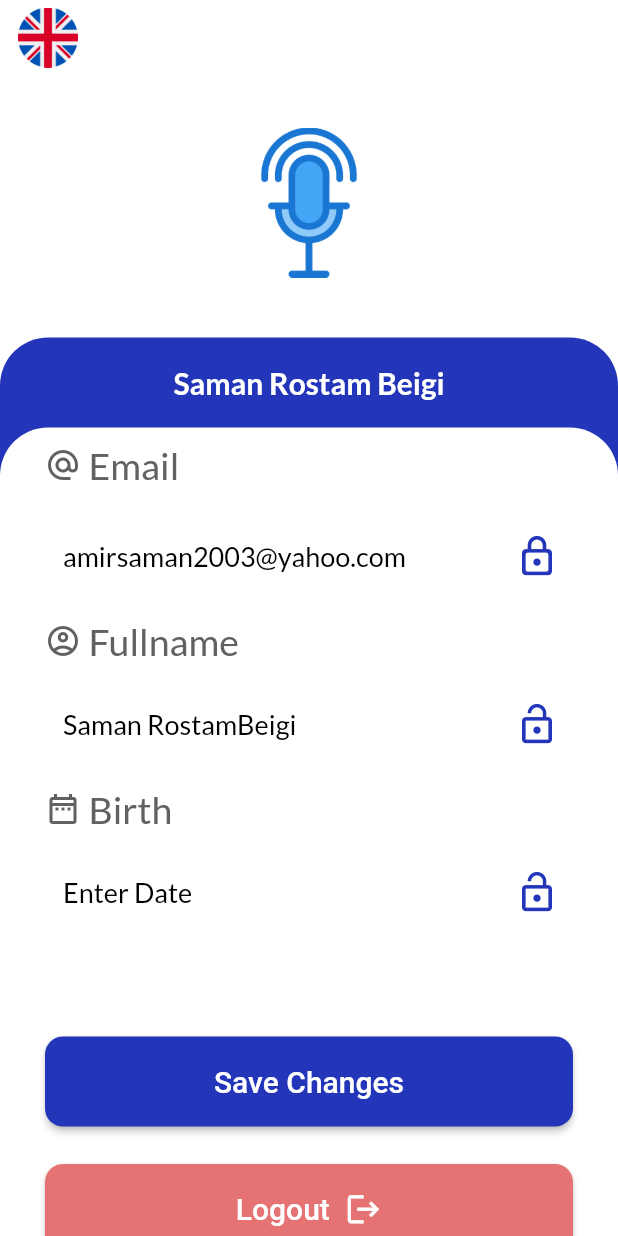
After one commit to Samanrb/Internet_Radio_App, a Flutter app: the change_account_page screen opened directly, on a phone screen of 412 x 824 dp. The commit adds this screen. Run offline on Flutter 3.47's test engine with Material 2 defaults, Android fonts, the phone set to English and light mode, and no system bars; our stand-ins replace bloc, flutter_bloc, flutter_pw_validator, google_fonts; generated files the repository leaves out were written again.

Commit message:
Change account page added (without password change feild)

```diff
--- /dev/null
+++ b/App_project/Flutter_app/flutter_internet_app/lib/change_account.dart
@@ -0,0 +1,481 @@
+// ignore_for_file: unnecessary_const, deprecated_member_use, camel_case_types, unused_element, no_leading_underscores_for_local_identifiers, unused_local_variable, file_names, prefer_final_fields, unused_field, unused_import, prefer_const_literals_to_create_immutables, unnecessary_import, non_constant_identifier_names, avoid_print, prefer_const_constructors
+
+import 'package:flutter/material.dart';
+import 'package:flutter/cupertino.dart';
+import 'package:intl/intl.dart';
+import 'package:flutter_bloc/flutter_bloc.dart';
+import 'package:flutter_internet_app/Variables.dart';
+import 'package:flutter_internet_app/cubit/selected_tab_cubit_cubit.dart';
+import 'package:flutter_gen/gen_l10n/app_localizations.dart';
+import 'package:flutter_internet_app/splash_screen.dart';
+import 'package:flutter_localizations/flutter_localizations.dart';
+import 'package:flutter_pw_validator/flutter_pw_validator.dart';
+
+void main() {
+  runApp(change_account(toggleThemeMode: () {
+    if (themeMode == ThemeMode.dark) {
+      themeMode = ThemeMode.light;
+    } else {
+      themeMode = ThemeMode.dark;
+    }
+  }, selectedLanguageChanged: (Language newSelectedLanguageByUser) {
+    locale = newSelectedLanguageByUser == Language.en
+        ? Locale('en', '1')
+        : Locale('fa', '98');
+  }));
+}
+
+class change_account extends StatefulWidget {
+  final Function() toggleThemeMode;
+  final Function(Language _language) selectedLanguageChanged;
+  const change_account(
+      {Key? key,
+      required this.toggleThemeMode,
+      required this.selectedLanguageChanged})
+      : super(key: key);
+
+  @override
+  State<change_account> createState() => _change_accountState();
+}
+
+class _change_accountState extends State<change_account> {
+  Language _language = Language.en;
+
+  @override
+  Widget build(BuildContext context) {
+    return MaterialApp(
+      debugShowCheckedModeBanner: false,
+      locale: locale,
+      localizationsDelegates: [
+        AppLocalizations.delegate,
+        GlobalMaterialLocalizations.delegate,
+        GlobalWidgetsLocalizations.delegate,
+        GlobalCupertinoLocalizations.delegate,
+      ],
+      supportedLocales: AppLocalizations.supportedLocales,
+      title: 'change_account_page',
+      home: MultiBlocProvider(
+        providers: [
+          BlocProvider(
+            create: (context) => SelectedTabCubitCubit(),
+          ),
+          // BlocProvider<BlocB>(
+          //   create: (BuildContext context) => BlocB(),
+          // ),
+          // BlocProvider<BlocC>(
+          //   create: (BuildContext context) => BlocC(),
+          // ),
+        ],
+        child: const change_account_page(),
+      ),
+    );
+  }
+}
+
+class change_account_page extends StatefulWidget {
+  const change_account_page({super.key});
+
+  @override
+  State<change_account_page> createState() => _change_account_pageState();
+}
+
+class _change_account_pageState extends State<change_account_page> {
+  Language language = Language.en;
+
+  void ChangeLanguage() {
+    debugPrint("change language");
+    print(language);
+    print(locale);
+    setState(() {
+      if (locale.languageCode == 'en') {
+        language == Language.fa;
+        locale = Locale('fa');
+      } else {
+        language == Language.en;
+        locale = Locale('en');
+      }
+    });
+    print(language);
+    print(locale);
+    Navigator.of(context).push(MaterialPageRoute(
+        builder: (context) =>
+            SplashScreen())); //it goes to splash screen and then it comes back with selected langauge
+  }
+
+  @override
+  Widget build(BuildContext context) {
+    final localization = AppLocalizations.of(context)!;
+    return Scaffold(
+      backgroundColor: Colors.white,
+      body: SafeArea(
+        child: Column(
+          children: [
+            Row(
+              children: [
+                Padding(
+                  padding: const EdgeInsets.fromLTRB(12, 5, 12, 0),
+                  child: GestureDetector(
+                    child: SizedBox(
+                        width: 40,
+                        height: 40,
+                        child: locale.languageCode == 'en'
+                            ? const Image(
+                                image: AssetImage('assets/images/en_logo.jpg'))
+                            : const Image(
+                                image:
+                                    AssetImage('assets/images/fa_logo.jpg'))),
+                    onTap: () {
+                      ChangeLanguage();
+                    },
+                  ),
+                ),
+              ],
+            ),
+            const Center(
+              child: Padding(
+                padding: EdgeInsets.all(40.0),
+                child: SizedBox(
+                    width: 100,
+                    height: 100,
+                    child: Image(image: AssetImage('assets/images/logo.jpg'))),
+              ),
+            ),
+            Expanded(
+                child: Container(
+              decoration: const BoxDecoration(
+                  borderRadius: BorderRadius.only(
+                      topLeft: Radius.circular(32),
+                      topRight: Radius.circular(32)),
+                  color: Color.fromARGB(255, 35, 53, 185)),
+              child: Column(children: [
+                SizedBox(
+                  height: 60,
+                  child: Row(
+                    mainAxisAlignment: MainAxisAlignment.spaceEvenly,
+                    children: [
+                      Text(
+                        "Saman Rostam Beigi",
+                        style: TextStyle(
+                            color: Colors.white,
+                            fontSize: 20,
+                            fontWeight: FontWeight.bold),
+                      )
+                    ],
+                  ),
+                ),
+                Expanded(
+                  child: Container(
+                    decoration: const BoxDecoration(
+                      borderRadius: BorderRadius.only(
+                        topLeft: Radius.circular(32),
+                        topRight: Radius.circular(32),
+                      ),
+                      color: Colors.white,
+                    ),
+                    child: SingleChildScrollView(
+                      child: Padding(
+                          padding: const EdgeInsets.fromLTRB(30, 10, 30, 10),
+                          child: account_details_form()),
+                    ),
+                  ),
+                )
+              ]),
+            ))
+          ],
+        ),
+      ),
+    );
+  }
+}
+
+class account_details_form extends StatefulWidget {
+  const account_details_form({super.key});
+
+  @override
+  State<account_details_form> createState() => account_details_formState();
+}
+
+class account_details_formState extends State<account_details_form> {
+  final _signupEmail = TextEditingController();
+  final _signupPass = TextEditingController();
+  final _signupName = TextEditingController();
+  bool isPasswordOk = false;
+
+  @override
+  void dispose() {
+    _signupEmail.dispose();
+    _signupPass.dispose();
+    _signupName.dispose();
+    super.dispose();
+  }
+
+  void updatePasswordValidation(bool isValid) {
+    setState(() {
+      isPasswordOk = isValid;
+    });
+  }
+
+  @override
+  Widget build(BuildContext context) {
+    final localization = AppLocalizations.of(context)!;
+
+    return Column(crossAxisAlignment: CrossAxisAlignment.start, children: [
+      Row(
+        children: [
+          Icon(
+            Icons.alternate_email,
+            color: MyAppColors().grayColor,
+          ),
+          SizedBox(
+            width: 5,
+          ),
+          Text(
+            "Email",
+            style: TextStyle(
+                fontSize: 25,
+                fontWeight: FontWeight.w500,
+                color: MyAppColors().grayColor),
+          ),
+        ],
+      ),
+      const SizedBox(
+        height: 15,
+      ),
+      TextFormField(
+        autocorrect: false,
+        showCursor: false,
+        enabled: false,
+        decoration: InputDecoration(
+          border: OutlineInputBorder(
+            borderRadius: BorderRadius.circular(20),
+          ),
+          suffixIcon: Icon(
+            Icons.lock_outline_rounded,
+            size: 30,
+          ),
+          suffixIconColor: MyAppColors().primaryColor,
+          hintText: localization.simpleEmail,
+          hintStyle: TextStyle(
+            color: Colors.black,
+            fontSize: 18,
+            fontWeight: FontWeight.w500,
+          ),
+        ),
+      ),
+      const SizedBox(
+        height: 10,
+      ),
+      Row(
+        children: [
+          Icon(
+            Icons.account_circle_outlined,
+            color: MyAppColors().grayColor,
+          ),
+          SizedBox(
+            width: 5,
+          ),
+          Text(
+            localization.fullname,
+            style: TextStyle(
+                fontSize: 25,
+                fontWeight: FontWeight.w500,
+                color: MyAppColors().grayColor),
+          ),
+        ],
+      ),
+      const SizedBox(
+        height: 10,
+      ),
+
+      TextFormField(
+        autocorrect: false,
+        showCursor: true,
+        enabled: true,
+        decoration: InputDecoration(
+          border: OutlineInputBorder(
+            borderRadius: BorderRadius.circular(20),
+          ),
+          suffixIcon: Icon(
+            Icons.lock_open,
+            size: 30,
+          ),
+          suffixIconColor: MyAppColors().primaryColor,
+          hintText: localization.simpleFullname,
+          hintStyle: TextStyle(
+            color: Colors.black,
+            fontSize: 18,
+            fontWeight: FontWeight.w500,
+          ),
+        ),
+      ),
+      const SizedBox(
+        height: 10,
+      ),
+      Row(
+        children: [
+          Icon(
+            Icons.date_range_outlined,
+            color: MyAppColors().grayColor,
+          ),
+          SizedBox(
+            width: 5,
+          ),
+          Text(
+            "Birth",
+            style: TextStyle(
+                fontSize: 25,
+                fontWeight: FontWeight.w500,
+                color: MyAppColors().grayColor),
+          ),
+        ],
+      ),
+      const SizedBox(
+        height: 10,
+      ),
+      Birthday_change(),
+      const SizedBox(
+        height: 10,
+      ),
+      Text(
+        "Change Password",
+        style: TextStyle(fontSize: 25, fontWeight: FontWeight.w500),
+      ),
+      const SizedBox(
+        height: 25,
+      ),
+      ElevatedButton(
+        onPressed: () {
+          debugPrint(
+              //todo send new information to database
+              "Fullname:  ${_signupName.text}\nUsername:  ${_signupEmail.text}\nPass:  ${_signupPass.text}");
+          // Navigator.push(
+          //   context,
+          //   MaterialPageRoute(
+          //       builder: (context) => Show_inputs(
+          //           _signupEmail.text, _signupPass.text, _signupName.text)),
+          // );
+        },
+        style: ButtonStyle(
+            backgroundColor: MaterialStateProperty.all(
+                const Color.fromARGB(255, 35, 53, 185)),
+            minimumSize: MaterialStateProperty.all(
+              Size(MediaQuery.of(context).size.width, 60),
+            ),
+            shape: MaterialStateProperty.all(RoundedRectangleBorder(
+                borderRadius: BorderRadius.circular(12)))),
+        child: Text(
+          "Save Changes",
+          style: const TextStyle(fontSize: 20, fontWeight: FontWeight.w500),
+        ),
+      ),
+      const SizedBox(
+        height: 25,
+      ),
+      ElevatedButton(
+        //logout
+        onPressed: () {
+          //todo send new information to database
+          debugPrint(
+              "Fullname:  ${_signupName.text}\nUsername:  ${_signupEmail.text}\nPass:  ${_signupPass.text}");
+        },
+        style: ButtonStyle(
+            backgroundColor: MaterialStateProperty.all(Colors.red[300]),
+            minimumSize: MaterialStateProperty.all(
+              Size(MediaQuery.of(context).size.width, 60),
+            ),
+            shape: MaterialStateProperty.all(RoundedRectangleBorder(
+                borderRadius: BorderRadius.circular(12)))),
+        child: Row(
+          mainAxisAlignment: MainAxisAlignment.center,
+          children: [
+            Text(
+              "Logout",
+              style: const TextStyle(fontSize: 20, fontWeight: FontWeight.w500),
+            ),
+            SizedBox(
+              width: 10,
+            ),
+            Icon(
+              Icons.logout,
+              size: 25,
+            ),
+          ],
+        ),
+      ),
+    ]);
+  }
+}
+
+class Birthday_change extends StatefulWidget {
+  const Birthday_change({super.key});
+
+  @override
+  State<Birthday_change> createState() => _Birthday_changeState();
+}
+
+class _Birthday_changeState extends State<Birthday_change> {
+  TextEditingController dateInput = TextEditingController();
+
+  @override
+  void initState() {
+    dateInput.text = "";
+    super.initState();
+  }
+
+  @override
+  Widget build(BuildContext context) {
+    return Center(
+        child: TextField(
+      controller: dateInput,
+      decoration: InputDecoration(
+        border: OutlineInputBorder(
+          borderRadius: BorderRadius.circular(20),
+        ),
+        suffixIcon: Icon(
+          Icons.lock_open,
+          size: 30,
+        ),
+        suffixIconColor: MyAppColors().primaryColor,
+        hintStyle: TextStyle(
+          color: Colors.black,
+          fontSize: 18,
+          fontWeight: FontWeight.w500,
+        ),
+        hintText: "Enter Date",
+      ),
+
+      readOnly: true,
+      //set it true, so that user will not able to edit text
+      onTap: () async {
+        DateTime? pickedDate = await showDatePicker(
+          context: context,
+          initialDate: DateTime.now(),
+          firstDate: DateTime(1950),
+          //DateTime.now() - not to allow to choose before today.
+          lastDate: DateTime(2100),
+          builder: (BuildContext context, Widget? child) {
+            return Theme(
+              data: ThemeData.light().copyWith(
+                primaryColor:
+                    MyAppColors().primaryColor, // Header background color
+                colorScheme: ColorScheme.light(
+                    primary: MyAppColors().primaryColor), // Active text color
+                buttonTheme: ButtonThemeData(
+                    textTheme: ButtonTextTheme.primary), // Button text color
+              ),
+              child: child!,
+            );
+          },
+        );
+
+        if (pickedDate != null) {
+          String formattedDate = DateFormat('yyyy-MM-dd').format(pickedDate);
+          setState(() {
+            dateInput.text = getMonthName(formattedDate);
+            debugPrint(formattedDate);
+          });
+        } else {}
+      },
+    ));
+  }
+}
--- a/App_project/Flutter_app/flutter_internet_app/lib/l10n/app_en.arb
+++ b/App_project/Flutter_app/flutter_internet_app/lib/l10n/app_en.arb
@@ -11,5 +11,7 @@
        "show": "Show",
        "hide": "Hide",
        "fullname": "Fullname",
-       "enterYourInforation": "Please enter your inforation"
+       "enterYourInforation": "Please enter your inforation",
+       "simpleEmail": "amirsaman2003@yahoo.com",
+       "simpleFullname": "Saman RostamBeigi"
 }
--- a/App_project/Flutter_app/flutter_internet_app/lib/l10n/app_fa.arb
+++ b/App_project/Flutter_app/flutter_internet_app/lib/l10n/app_fa.arb
@@ -11,5 +11,7 @@
        "show": "مشاهده",
        "hide": "پنهان",
        "fullname": "نام و نام خانوادگی",
-       "enterYourInforation": "لطفا مشخصات خود را وارد کنید"
+       "enterYourInforation": "لطفا مشخصات خود را وارد کنید",
+       "simpleEmail": "amirsaman2003@yahoo.com",
+       "simpleFullname": "Saman RostamBeigi"
 }
```
Also changed, not shown: App_project/Flutter_app/flutter_internet_app/lib/Variables.dart (+55 -0 lines).
